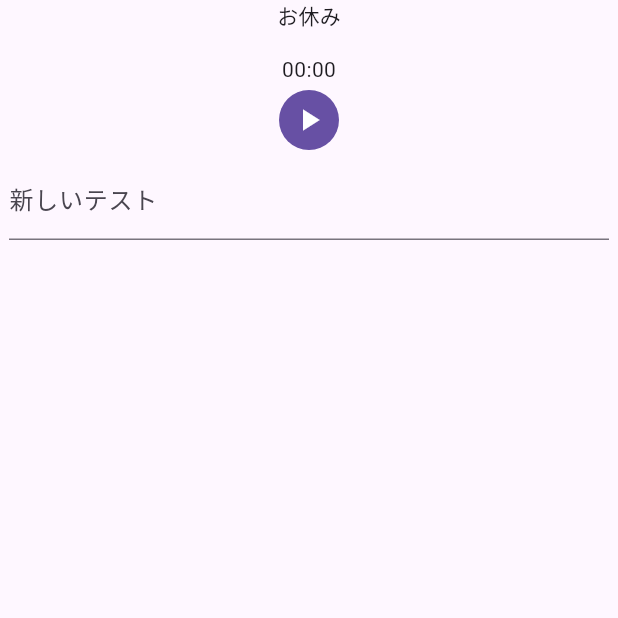
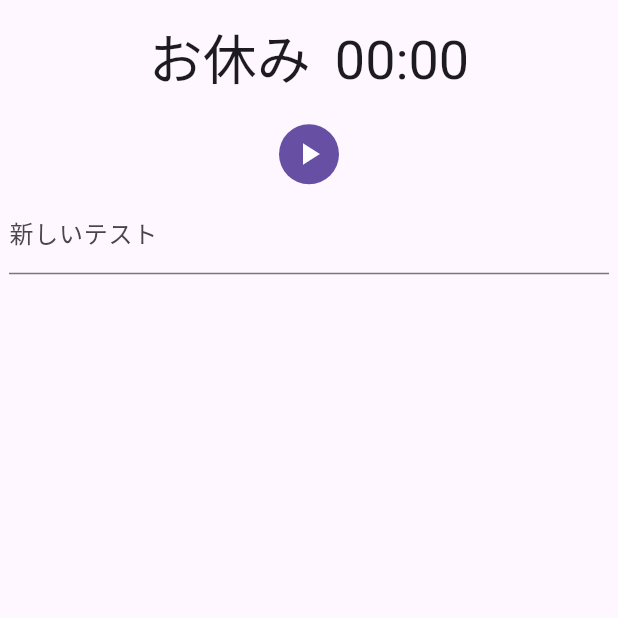
Before and after one commit to dicenull/pomodoro_headgear, a Flutter app: the screen it shows after launch, on a phone screen of 412 x 824 dp, the top half of it. Run offline on Flutter 3.47's test engine with Material 3 defaults, Android fonts, the light colour scheme and no system bars; our stand-ins replace auto_route, flutter_hooks, freezed_annotation, gap, hooks_riverpod, riverpod_annotation; generated files the repository leaves out were written again; Roboto replaces fonts that are missing (Helvetica).

Commit message:
👍 タイマーの配置を横並びにした

```diff
--- a/lib/features/pomodoro/pomodoro_timer.dart
+++ b/lib/features/pomodoro/pomodoro_timer.dart
@@ -11,13 +11,27 @@ class PomodoroTimer extends HookConsumerWidget {
   Widget build(BuildContext context, WidgetRef ref) {
     final status =
         ref.watch(pomodoroControllerProvider.select((v) => v.status));
+    final theme = Theme.of(context);
 
     return Column(
       mainAxisAlignment: MainAxisAlignment.center,
       children: [
-        Text(status.label),
-        const Gap(16),
-        const _Timer(),
+        Padding(
+          padding: const EdgeInsets.all(16),
+          child: Row(
+            mainAxisAlignment: MainAxisAlignment.center,
+            crossAxisAlignment: CrossAxisAlignment.baseline,
+            textBaseline: TextBaseline.alphabetic,
+            children: [
+              Text(
+                status.label,
+                style: theme.textTheme.displaySmall,
+              ),
+              const Gap(16),
+              const _Timer(),
+            ],
+          ),
+        ),
         IconButton.filled(
           onPressed: () {
             if (status == PomodoroStatus.rest) {
@@ -44,7 +58,14 @@ class _Timer extends ConsumerWidget {
   @override
   Widget build(BuildContext context, WidgetRef ref) {
     final seconds = ref.watch(pomodoroControllerProvider.select((v) => v.time));
+    final theme = Theme.of(context);
 
-    return Text(seconds);
+    return Text(
+      seconds,
+      style: theme.textTheme.displaySmall?.copyWith(
+        fontFamily: 'Helvetica',
+      ),
+      textAlign: TextAlign.start,
+    );
   }
 }
```
